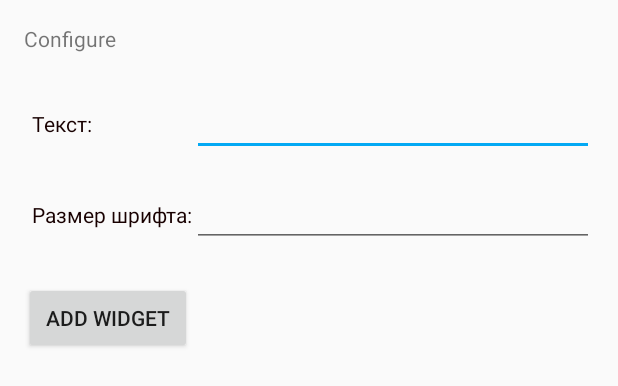
After one commit to delletenebre/SerialManager, an Android app: the layout app_widget_configure.xml on its own in the app's theme, with its tools: preview values and no code run, on a phone screen of 412 x 824 dp. The commit adds this screen. Shown: the top 386 px of the screen. Run offline under Robolectric (Android 15) with nearby library versions, the phone set to English and light mode, and no system bars.

Commit message:
widget 0.1

```diff
--- a/app/src/main/java/kg/delletenebre/serialmanager/CommandSettingsActivity.java
+++ b/app/src/main/java/kg/delletenebre/serialmanager/CommandSettingsActivity.java
@@ -22,7 +22,6 @@ public class CommandSettingsActivity extends AppCompatActivity {
     private final String TAG = getClass().getSimpleName();
 
     protected static Activity activity;
-    private static Context mContext;
 
     public static CheckBoxPreference autosetPreference;
     public static EditTextPreference keyPreference, valuePreference;
@@ -93,8 +92,6 @@ public class CommandSettingsActivity extends AppCompatActivity {
     protected void onCreate(Bundle savedInstanceState) {
         super.onCreate(savedInstanceState);
         setupActionBar();
-
-        mContext = this;
 
         mGeneralPreferenceFragment = new GeneralPreferenceFragment();
         getFragmentManager().beginTransaction()
--- /dev/null
+++ b/app/src/main/res/layout/app_widget_configure.xml
@@ -0,0 +1,67 @@
+<?xml version="1.0" encoding="utf-8"?>
+<LinearLayout xmlns:android="http://schemas.android.com/apk/res/android"
+    android:layout_width="match_parent"
+    android:layout_height="wrap_content"
+    android:orientation="vertical"
+    android:padding="16dp"
+    android:weightSum="1">
+
+    <TextView
+        android:layout_width="match_parent"
+        android:layout_height="wrap_content"
+        android:layout_marginBottom="8dp"
+        android:text="@string/configure" />
+
+
+    <TableLayout
+        android:layout_width="match_parent"
+        android:layout_height="wrap_content">
+        <TableRow
+            android:layout_marginTop="15dp">
+            <TextView
+                android:labelFor="@+id/appwidget_text"
+                android:text="Текст:"
+                android:layout_marginStart="5dp"
+                android:textColor="#180000" />
+
+            <EditText
+                android:id="@+id/appwidget_text"
+                android:layout_width="0dp"
+                android:layout_weight="1"
+                android:layout_height="wrap_content"
+                android:inputType="text"
+                android:selectAllOnFocus="true"
+                android:singleLine="true" />
+        </TableRow>
+
+        <TableRow
+            android:layout_marginTop="15dp">
+            <TextView
+                android:labelFor="@+id/appwidget_fontsize"
+                android:text="Размер шрифта:"
+                android:layout_marginStart="5dp"
+                android:textColor="#180000"/>
+
+            <EditText
+                android:id="@+id/appwidget_fontsize"
+                android:defaultValue="24"
+                android:layout_width="0dp"
+                android:layout_weight="1"
+                android:layout_height="wrap_content"
+                android:inputType="number"
+                android:selectAllOnFocus="true"
+                android:singleLine="true" />
+        </TableRow>
+
+        <TableRow
+            android:layout_marginTop="15dp">
+            <Button
+                android:id="@+id/add_button"
+                android:layout_width="wrap_content"
+                android:layout_height="wrap_content"
+                android:layout_marginTop="8dp"
+                android:text="@string/add_widget" />
+        </TableRow>
+    </TableLayout>
+
+</LinearLayout>
--- a/app/src/main/res/values/dimens.xml
+++ b/app/src/main/res/values/dimens.xml
@@ -2,4 +2,10 @@
     <dimen name="activity_horizontal_margin">16dp</dimen>
     <dimen name="activity_vertical_margin">16dp</dimen>
     <dimen name="fab_margin">16dp</dimen>
+
+    <!--
+Refer to App Widget Documentation for margin information
+http://developer.android.com/guide/topics/appwidgets/index.html#CreatingLayout
+    -->
+    <dimen name="widget_margin">8dp</dimen>
 </resources>
--- a/app/src/main/res/values/strings.xml
+++ b/app/src/main/res/values/strings.xml
@@ -88,5 +88,8 @@
 
     <string name="pref_title_key">Key</string>
     <string name="pref_title_value">Value</string>
+    <string name="appwidget_text">EXAMPLE</string>
+    <string name="configure">Configure</string>
+    <string name="add_widget">Add widget</string>
 
 </resources>
```
Also changed, not shown: app/src/main/AndroidManifest.xml (+18 -2 lines), app/src/main/java/kg/delletenebre/serialmanager/Widget/AppWidget.java (added, +119 -0 lines), app/src/main/java/kg/delletenebre/serialmanager/Widget/AppWidgetSettings.java (added, +145 -0 lines), app/src/main/res/layout/app_widget.xml (added, +32 -0 lines), app/src/main/res/values-v14/dimens.xml (added, +10 -0 lines), app/src/main/res/xml/app_widget_info.xml (added, +11 -0 lines), app/src/main/res/xml/pref_widget.xml (added, +22 -0 lines), app/src/main/assets/fonts/fontawesome-webfont.ttf (added), app/src/main/res/drawable-nodpi/example_appwidget_preview.png (added).
